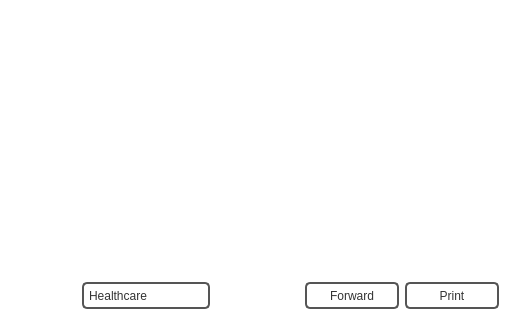
The window that managementwindow.ui (NCNM/PMS_01) describes before a commit, drawn with Qt 5; both pictures show x 238 to 746 and y 114 to 434 of the 746 by 434 pixel window.
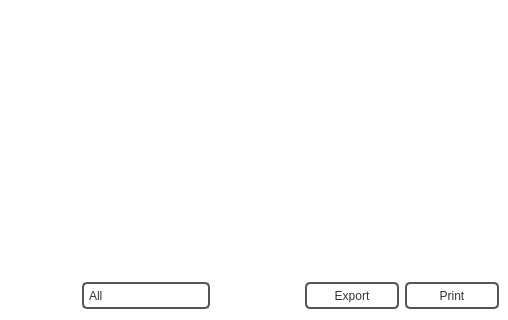
The same window after the commit. Icons and pictures are not drawn.

```diff
--- a/managementwindow.ui
+++ b/managementwindow.ui
@@ -765,6 +765,11 @@
                      <property name="styleSheet">
                       <string notr="true"/>
                      </property>
+                     <item>
+                      <property name="text">
+                       <string>All</string>
+                      </property>
+                     </item>
                      <item>
                       <property name="text">
                        <string>Healthcare</string>
@@ -825,7 +830,7 @@
                       </size>
                      </property>
                      <property name="text">
-                      <string>Forward</string>
+                      <string>Export</string>
                      </property>
                      <property name="icon">
                       <iconset resource="pms_resources.qrc">
```
Left out of the diff: 4 changed lines with no effect on the pictures.
